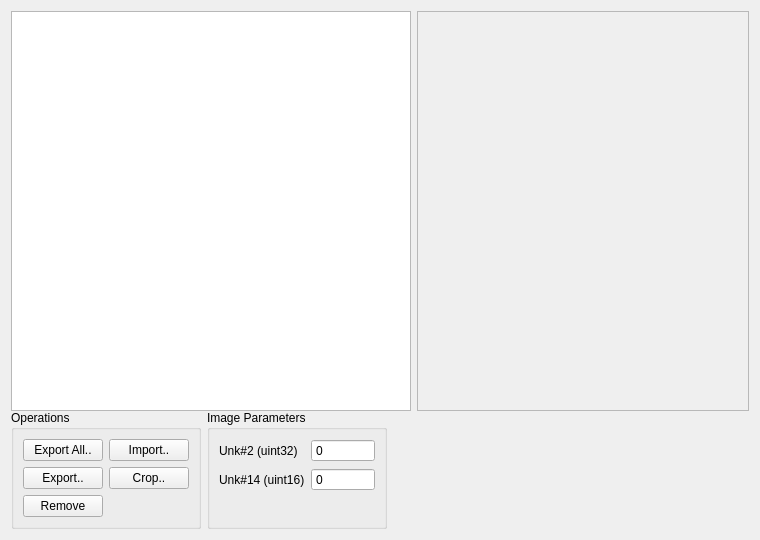
The window that src/ui/tabs/tabimages.ui (PsyCommando/ppmdu_spriteeditor) describes before a commit, drawn with Qt 5.
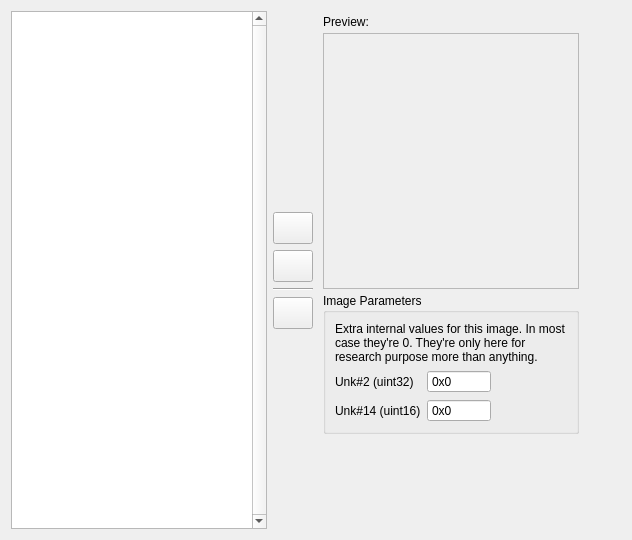
The same window after the commit. Icons and pictures are not drawn.

Commit message:
Most things working after refinment
* Adapted the ui code for the changes in the code behind the scene
* Added experimental support for effect offsets.

```diff
--- a/src/ui/tabs/tabimages.ui
+++ b/src/ui/tabs/tabimages.ui
@@ -6,7 +6,7 @@
    <rect>
     <x>0</x>
     <y>0</y>
-    <width>760</width>
+    <width>632</width>
     <height>540</height>
    </rect>
   </property>
@@ -18,13 +18,11 @@
   </property>
   <property name="minimumSize">
    <size>
-    <width>760</width>
+    <width>632</width>
     <height>540</height>
    </size>
   </property>
-  <layout class="QVBoxLayout" name="verticalLayout">
-   <item>
-    <layout class="QHBoxLayout" name="horizontalLayout_14">
+  <layout class="QHBoxLayout" name="horizontalLayout_2" stretch="1,0,1,2">
      <item>
       <widget class="QTableView" name="tblviewImages">
        <property name="sizePolicy">
@@ -35,10 +33,22 @@
        </property>
        <property name="minimumSize">
         <size>
-         <width>400</width>
+       <width>256</width>
          <height>400</height>
         </size>
        </property>
+     <property name="verticalScrollBarPolicy">
+      <enum>Qt::ScrollBarAlwaysOn</enum>
+     </property>
+     <property name="horizontalScrollBarPolicy">
+      <enum>Qt::ScrollBarAlwaysOff</enum>
+     </property>
+     <property name="editTriggers">
+      <set>QAbstractItemView::NoEditTriggers</set>
+     </property>
+     <property name="showDropIndicator" stdset="0">
+      <bool>false</bool>
+     </property>
        <property name="dragEnabled">
         <bool>true</bool>
        </property>
@@ -63,25 +73,174 @@
        <attribute name="horizontalHeaderStretchLastSection">
         <bool>true</bool>
        </attribute>
+     <attribute name="verticalHeaderVisible">
+      <bool>true</bool>
+     </attribute>
+     <attribute name="verticalHeaderHighlightSections">
+      <bool>true</bool>
+     </attribute>
        <attribute name="verticalHeaderStretchLastSection">
-        <bool>true</bool>
-       </attribute>
+      <bool>false</bool>
+     </attribute>
+    </widget>
+   </item>
+   <item>
+    <layout class="QVBoxLayout" name="vlEditBar">
+     <item>
+      <spacer name="verticalSpacer_3">
+       <property name="orientation">
+        <enum>Qt::Vertical</enum>
+       </property>
+       <property name="sizeHint" stdset="0">
+        <size>
+         <width>20</width>
+         <height>40</height>
+        </size>
+       </property>
+      </spacer>
+     </item>
+     <item>
+      <layout class="QVBoxLayout" name="vlEditListBtn">
+       <item>
+        <widget class="QPushButton" name="btnAdd">
+         <property name="minimumSize">
+          <size>
+           <width>32</width>
+           <height>32</height>
+          </size>
+         </property>
+         <property name="toolTip">
+          <string>&lt;html&gt;&lt;head/&gt;&lt;body&gt;&lt;p&gt;Insert a new image from an external file.&lt;/p&gt;&lt;/body&gt;&lt;/html&gt;</string>
+         </property>
+         <property name="text">
+          <string/>
+         </property>
+         <property name="icon">
+          <iconset resource="../../../appres.qrc">
+           <normaloff>:/resources/fugue-icons-3.5.6/icons/plus.png</normaloff>:/resources/fugue-icons-3.5.6/icons/plus.png</iconset>
+         </property>
+        </widget>
+       </item>
+       <item>
+        <widget class="QPushButton" name="btnRemove">
+         <property name="minimumSize">
+          <size>
+           <width>32</width>
+           <height>32</height>
+          </size>
+         </property>
+         <property name="toolTip">
+          <string>&lt;html&gt;&lt;head/&gt;&lt;body&gt;&lt;p&gt;Delete an image from the sprite and all its references.&lt;/p&gt;&lt;/body&gt;&lt;/html&gt;</string>
+         </property>
+         <property name="text">
+          <string/>
+         </property>
+         <property name="icon">
+          <iconset resource="../../../appres.qrc">
+           <normaloff>:/resources/fugue-icons-3.5.6/icons/cross.png</normaloff>:/resources/fugue-icons-3.5.6/icons/cross.png</iconset>
+         </property>
+        </widget>
+       </item>
+       <item>
+        <widget class="Line" name="line">
+         <property name="orientation">
+          <enum>Qt::Horizontal</enum>
+         </property>
+        </widget>
+       </item>
+       <item>
+        <widget class="QPushButton" name="btnExport">
+         <property name="minimumSize">
+          <size>
+           <width>32</width>
+           <height>32</height>
+          </size>
+         </property>
+         <property name="toolTip">
+          <string>&lt;html&gt;&lt;head/&gt;&lt;body&gt;&lt;p&gt;Export the selected images to files.&lt;/p&gt;&lt;/body&gt;&lt;/html&gt;</string>
+         </property>
+         <property name="text">
+          <string/>
+         </property>
+         <property name="icon">
+          <iconset resource="../../../appres.qrc">
+           <normaloff>:/resources/fugue-icons-3.5.6/icons/image-export.png</normaloff>:/resources/fugue-icons-3.5.6/icons/image-export.png</iconset>
+         </property>
+        </widget>
+       </item>
+      </layout>
+     </item>
+     <item>
+      <spacer name="verticalSpacer_2">
+       <property name="orientation">
+        <enum>Qt::Vertical</enum>
+       </property>
+       <property name="sizeHint" stdset="0">
+        <size>
+         <width>20</width>
+         <height>40</height>
+        </size>
+       </property>
+      </spacer>
+     </item>
+    </layout>
+   </item>
+   <item>
+    <layout class="QVBoxLayout" name="vlPreview" stretch="0,2,1,2">
+     <property name="spacing">
+      <number>4</number>
+     </property>
+     <property name="sizeConstraint">
+      <enum>QLayout::SetDefaultConstraint</enum>
+     </property>
+     <property name="leftMargin">
+      <number>4</number>
+     </property>
+     <property name="topMargin">
+      <number>4</number>
+     </property>
+     <property name="rightMargin">
+      <number>4</number>
+     </property>
+     <property name="bottomMargin">
+      <number>4</number>
+     </property>
+     <item>
+      <widget class="QLabel" name="lblPreview">
+       <property name="text">
+        <string>Preview:</string>
+       </property>
       </widget>
      </item>
      <item>
       <widget class="QLabel" name="lbl_imgpreview">
        <property name="sizePolicy">
-        <sizepolicy hsizetype="Expanding" vsizetype="Expanding">
+        <sizepolicy hsizetype="Minimum" vsizetype="Minimum">
          <horstretch>1</horstretch>
          <verstretch>1</verstretch>
         </sizepolicy>
        </property>
        <property name="minimumSize">
         <size>
-         <width>300</width>
-         <height>400</height>
+         <width>256</width>
+         <height>256</height>
         </size>
        </property>
+       <property name="maximumSize">
+        <size>
+         <width>256</width>
+         <height>256</height>
+        </size>
+       </property>
+       <property name="sizeIncrement">
+        <size>
+         <width>1</width>
+         <height>1</height>
+        </size>
+       </property>
+       <property name="autoFillBackground">
+        <bool>true</bool>
+       </property>
        <property name="frameShape">
         <enum>QFrame::StyledPanel</enum>
        </property>
@@ -96,109 +255,71 @@
        </property>
       </widget>
      </item>
-    </layout>
-   </item>
    <item>
-    <layout class="QHBoxLayout" name="horizontalLayout_7">
-     <property name="sizeConstraint">
-      <enum>QLayout::SetMinimumSize</enum>
-     </property>
-     <item>
-      <widget class="QGroupBox" name="groupBox_7">
+      <widget class="QGroupBox" name="grpParams">
        <property name="sizePolicy">
-        <sizepolicy hsizetype="Fixed" vsizetype="Fixed">
+        <sizepolicy hsizetype="Preferred" vsizetype="Fixed">
          <horstretch>0</horstretch>
          <verstretch>0</verstretch>
         </sizepolicy>
        </property>
-       <property name="title">
-        <string>Operations</string>
+       <property name="minimumSize">
+        <size>
+         <width>256</width>
+         <height>0</height>
+        </size>
        </property>
-       <layout class="QFormLayout" name="formLayout_4">
-        <item row="2" column="0">
-         <widget class="QPushButton" name="btnImagesExportAll">
-          <property name="text">
-           <string>Export All..</string>
-          </property>
-         </widget>
-        </item>
-        <item row="3" column="0">
-         <widget class="QPushButton" name="btnImagesExport">
-          <property name="text">
-           <string>Export..</string>
-          </property>
-         </widget>
-        </item>
-        <item row="2" column="1">
-         <widget class="QPushButton" name="btnImagesImport">
-          <property name="sizePolicy">
-           <sizepolicy hsizetype="Fixed" vsizetype="Fixed">
-            <horstretch>0</horstretch>
-            <verstretch>0</verstretch>
-           </sizepolicy>
-          </property>
-          <property name="text">
-           <string>Import..</string>
-          </property>
-         </widget>
-        </item>
-        <item row="3" column="1">
-         <widget class="QPushButton" name="btnImageCrop">
-          <property name="sizePolicy">
-           <sizepolicy hsizetype="Fixed" vsizetype="Fixed">
-            <horstretch>0</horstretch>
-            <verstretch>0</verstretch>
-           </sizepolicy>
-          </property>
-          <property name="text">
-           <string>Crop..</string>
-          </property>
-         </widget>
-        </item>
-        <item row="4" column="0">
-         <widget class="QPushButton" name="btnImagesRemove">
-          <property name="sizePolicy">
-           <sizepolicy hsizetype="Fixed" vsizetype="Fixed">
-            <horstretch>0</horstretch>
-            <verstretch>0</verstretch>
-           </sizepolicy>
-          </property>
-          <property name="text">
-           <string>Remove</string>
-          </property>
-         </widget>
-        </item>
-       </layout>
-      </widget>
-     </item>
-     <item>
-      <widget class="QGroupBox" name="groupBox_10">
-       <property name="sizePolicy">
-        <sizepolicy hsizetype="Fixed" vsizetype="Preferred">
-         <horstretch>0</horstretch>
-         <verstretch>0</verstretch>
-        </sizepolicy>
+       <property name="maximumSize">
+        <size>
+         <width>256</width>
+         <height>16777215</height>
+        </size>
        </property>
        <property name="title">
         <string>Image Parameters</string>
        </property>
-       <layout class="QFormLayout" name="formLayout_7">
+       <layout class="QVBoxLayout" name="verticalLayout">
+        <item>
+         <widget class="QLabel" name="lblExplain">
+          <property name="sizePolicy">
+           <sizepolicy hsizetype="Preferred" vsizetype="Fixed">
+            <horstretch>0</horstretch>
+            <verstretch>0</verstretch>
+           </sizepolicy>
+          </property>
+          <property name="minimumSize">
+           <size>
+            <width>64</width>
+            <height>0</height>
+           </size>
+          </property>
+          <property name="text">
+           <string>&lt;html&gt;&lt;head/&gt;&lt;body&gt;&lt;p&gt;Extra internal values for this image. In most case they're 0. They're only here for research purpose more than anything.&lt;/p&gt;&lt;/body&gt;&lt;/html&gt;</string>
+          </property>
+          <property name="wordWrap">
+           <bool>true</bool>
+          </property>
+         </widget>
+        </item>
+        <item>
+         <layout class="QHBoxLayout" name="horizontalLayout">
+          <item>
+           <layout class="QGridLayout" name="gridLayout">
         <item row="0" column="0">
-         <widget class="QLabel" name="label_20">
+             <widget class="QLabel" name="lblUnk2">
           <property name="text">
            <string>Unk#2 (uint32)</string>
           </property>
          </widget>
         </item>
-        <item row="1" column="0">
-         <widget class="QLabel" name="label_21">
-          <property name="text">
-           <string>Unk#14 (uint16)</string>
-          </property>
-         </widget>
-        </item>
         <item row="0" column="1">
          <widget class="QSpinBox" name="spbimgunk2">
+              <property name="sizePolicy">
+               <sizepolicy hsizetype="Fixed" vsizetype="Fixed">
+                <horstretch>0</horstretch>
+                <verstretch>0</verstretch>
+               </sizepolicy>
+              </property>
           <property name="minimumSize">
            <size>
             <width>64</width>
@@ -214,6 +335,9 @@
           <property name="buttonSymbols">
            <enum>QAbstractSpinBox::NoButtons</enum>
           </property>
+              <property name="prefix">
+               <string>0x</string>
+              </property>
           <property name="maximum">
            <number>32000</number>
           </property>
@@ -222,11 +346,24 @@
           </property>
          </widget>
         </item>
+            <item row="1" column="0">
+             <widget class="QLabel" name="lblUnk14">
+              <property name="text">
+               <string>Unk#14 (uint16)</string>
+              </property>
+             </widget>
+            </item>
         <item row="1" column="1">
          <widget class="QSpinBox" name="spbimgunk14">
+              <property name="sizePolicy">
+               <sizepolicy hsizetype="Fixed" vsizetype="Fixed">
+                <horstretch>0</horstretch>
+                <verstretch>0</verstretch>
+               </sizepolicy>
+              </property>
           <property name="minimumSize">
            <size>
-            <width>32</width>
+                <width>64</width>
             <height>0</height>
            </size>
           </property>
@@ -239,6 +376,9 @@
           <property name="buttonSymbols">
            <enum>QAbstractSpinBox::NoButtons</enum>
           </property>
+              <property name="prefix">
+               <string>0x</string>
+              </property>
           <property name="maximum">
            <number>32000</number>
           </property>
@@ -248,16 +388,12 @@
          </widget>
         </item>
        </layout>
-      </widget>
      </item>
      <item>
       <spacer name="horizontalSpacer_2">
        <property name="orientation">
         <enum>Qt::Horizontal</enum>
        </property>
-       <property name="sizeType">
-        <enum>QSizePolicy::MinimumExpanding</enum>
-       </property>
        <property name="sizeHint" stdset="0">
         <size>
          <width>40</width>
@@ -270,6 +406,39 @@
    </item>
   </layout>
  </widget>
- <resources/>
+     </item>
+     <item>
+      <spacer name="verticalSpacer">
+       <property name="orientation">
+        <enum>Qt::Vertical</enum>
+       </property>
+       <property name="sizeHint" stdset="0">
+        <size>
+         <width>20</width>
+         <height>40</height>
+        </size>
+       </property>
+      </spacer>
+     </item>
+    </layout>
+   </item>
+   <item>
+    <spacer name="horizontalSpacer">
+     <property name="orientation">
+      <enum>Qt::Horizontal</enum>
+     </property>
+     <property name="sizeHint" stdset="0">
+      <size>
+       <width>40</width>
+       <height>20</height>
+      </size>
+     </property>
+    </spacer>
+   </item>
+  </layout>
+ </widget>
+ <resources>
+  <include location="../../../appres.qrc"/>
+ </resources>
  <connections/>
 </ui>
```
Left out of the diff: 21 changed lines with no effect on the pictures. Lines whose indentation alone changed are shown as unchanged. The commit also changes 84 other files.
